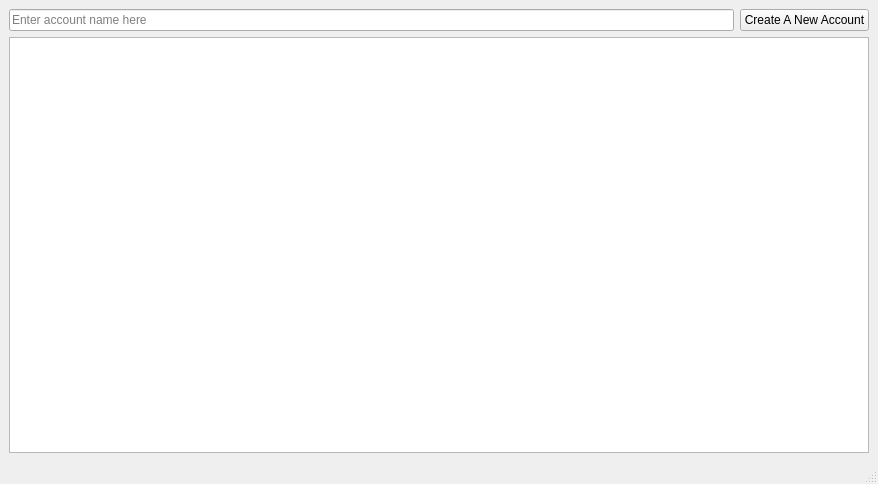
Qt form MainWindow.ui (LiquidityProtocol/AMM-Simulator) before a commit.
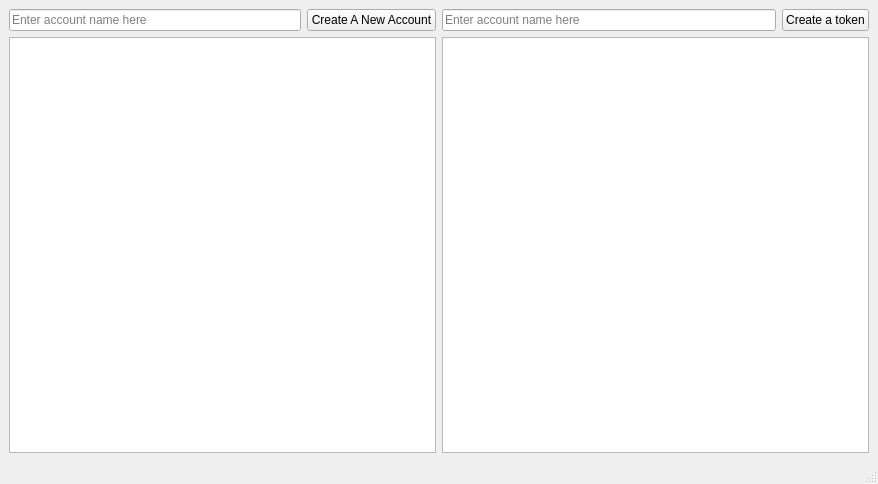
The same form after that commit.

Commit message: Add token session to Playground GUI.

Patch:
```diff
--- a/MainWindow.ui
+++ b/MainWindow.ui
@@ -17,7 +17,9 @@
    <string notr="true"/>
   </property>
   <widget class="QWidget" name="centralwidget">
-   <layout class="QVBoxLayout" name="verticalLayout">
+   <layout class="QHBoxLayout" name="horizontalLayout_3">
+    <item>
+     <layout class="QVBoxLayout" name="verticalLayout_2">
     <item>
      <layout class="QHBoxLayout" name="horizontalLayout">
       <item>
@@ -44,6 +46,40 @@
      </widget>
     </item>
    </layout>
+    </item>
+    <item>
+     <layout class="QVBoxLayout" name="verticalLayout">
+      <item>
+       <layout class="QHBoxLayout" name="horizontalLayout_2">
+        <item>
+         <widget class="QLineEdit" name="lineEdit_2">
+          <property name="text">
+           <string/>
+          </property>
+          <property name="placeholderText">
+           <string>Enter account name here</string>
+          </property>
+         </widget>
+        </item>
+        <item>
+         <widget class="QPushButton" name="pushButton_2">
+          <property name="text">
+           <string>Create a token</string>
+          </property>
+         </widget>
+        </item>
+       </layout>
+      </item>
+      <item>
+       <widget class="QListWidget" name="listWidget_2">
+        <property name="styleSheet">
+         <string notr="true"/>
+        </property>
+       </widget>
+      </item>
+     </layout>
+    </item>
+   </layout>
   </widget>
   <widget class="QStatusBar" name="statusbar"/>
   <widget class="QMenuBar" name="menuBar">
```
Left out of the diff: 2 changed lines with no effect on the pictures. Lines whose indentation alone changed are shown as unchanged. The commit also changes 9 other files.
